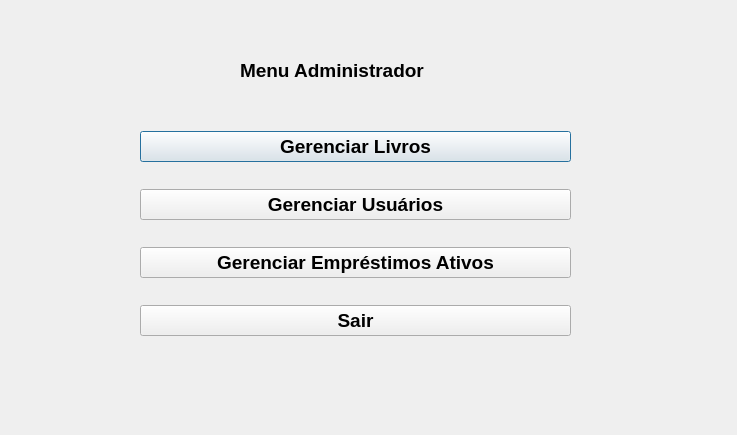
This is Teste-Menu/menuadministradorlogado.ui in MateusRiba/Sistema-de-Biblioteca-CRUD as Qt 5 draws it before an edit. The edited form follows.
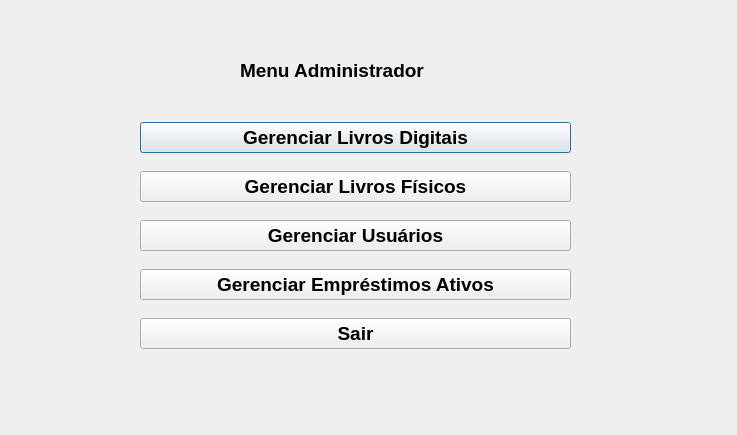
This is the edited form.

Commit message: gerenciamento de livros fisicos adicionado ao admin

Diff of the .ui file:
```diff
--- a/Teste-Menu/menuadministradorlogado.ui
+++ b/Teste-Menu/menuadministradorlogado.ui
@@ -32,7 +32,14 @@
     <item>
      <widget class="QPushButton" name="pushButton_3">
       <property name="text">
-       <string>Gerenciar Livros</string>
+       <string>Gerenciar Livros Digitais</string>
+      </property>
+     </widget>
+    </item>
+    <item>
+     <widget class="QPushButton" name="pushButton_5">
+      <property name="text">
+       <string>Gerenciar Livros Físicos</string>
       </property>
      </widget>
     </item>
```
The commit also changes 13 other files.
